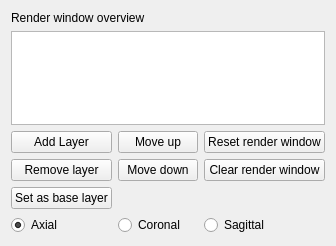
Qt form Modules/RenderWindowManagerUI/src/QmitkDataStorageRenderWindowInspector.ui (MITK/MITK) before a commit.
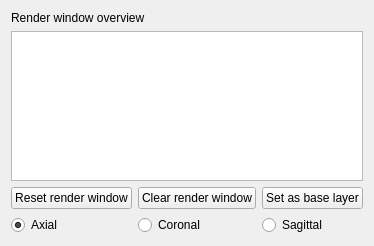
The same form after that commit.

Commit message: Remove buttons from view

```diff
--- a/Modules/RenderWindowManagerUI/src/QmitkDataStorageRenderWindowInspector.ui
+++ b/Modules/RenderWindowManagerUI/src/QmitkDataStorageRenderWindowInspector.ui
@@ -38,56 +38,28 @@
    </item>
    <item>
     <layout class="QGridLayout" name="gridLayout">
-     <item row="0" column="0">
-      <widget class="QPushButton" name="pushButtonAddLayer">
-       <property name="text">
-        <string>Add Layer</string>
-       </property>
-      </widget>
-     </item>
-	 <item row="0" column="1">
-      <widget class="QPushButton" name="pushButtonMoveUp">
-       <property name="text">
-        <string>Move up</string>
-       </property>
-      </widget>
-     </item>
-	 <item row="0" column="2">
+	 <item row="0" column="0">
       <widget class="QPushButton" name="pushButtonResetRenderer">
        <property name="text">
         <string>Reset render window</string>
        </property>
       </widget>
      </item>
-     <item row="1" column="0">
-      <widget class="QPushButton" name="pushButtonRemoveLayer">
-       <property name="text">
-        <string>Remove layer</string>
-       </property>
-      </widget>
-     </item>
-	 <item row="1" column="1">
-      <widget class="QPushButton" name="pushButtonMoveDown">
-       <property name="text">
-        <string>Move down</string>
-       </property>
-      </widget>
-     </item>
-	 <item row="1" column="2">
+	 <item row="0" column="1">
       <widget class="QPushButton" name="pushButtonClearRenderer">
        <property name="text">
         <string>Clear render window</string>
        </property>
       </widget>
      </item>
-     <item row="2" column="0">
+     <item row="0" column="2">
       <widget class="QPushButton" name="pushButtonSetAsBaseLayer">
        <property name="text">
         <string>Set as base layer</string>
        </property>
       </widget>
      </item>
-     <item row="3" column="0">
+     <item row="1" column="0">
       <widget class="QRadioButton" name="radioButtonAxial">
        <property name="text">
         <string>Axial</string>
@@ -97,14 +69,14 @@
        </property>
       </widget>
      </item>
-     <item row="3" column="1">
+     <item row="1" column="1">
       <widget class="QRadioButton" name="radioButtonCoronal">
        <property name="text">
         <string>Coronal</string>
        </property>
       </widget>
      </item>
-     <item row="3" column="2">
+     <item row="1" column="2">
       <widget class="QRadioButton" name="radioButtonSagittal">
        <property name="text">
         <string>Sagittal</string>
```
The commit also changes 1 other file.
